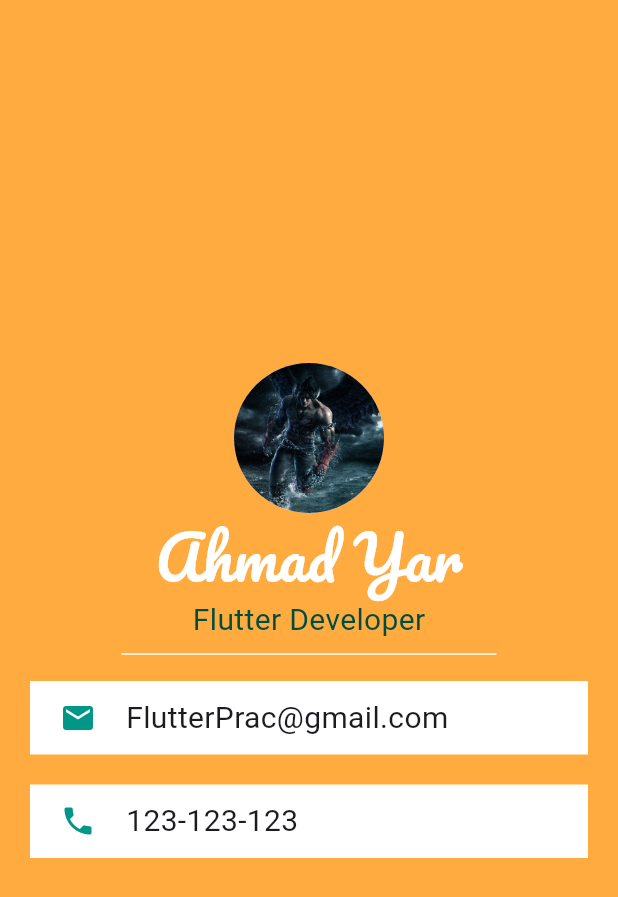
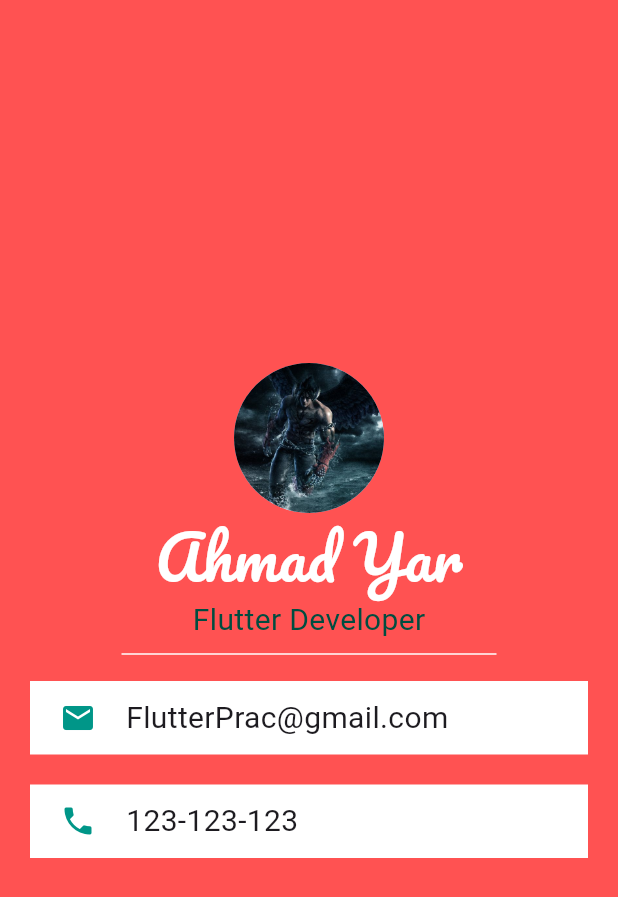
Before and after one commit to Ahmad163563/internship, a Flutter app: the screen it shows after launch, on a phone screen of 412 x 824 dp. Shown: the top 897 px of the screen. Run offline on Flutter 3.47's test engine with Material 3 defaults, Android fonts, the phone set to English and light mode, and no system bars; our stand-ins replace cloud_firestore, curved_navigation_bar, firebase_auth, firebase_core, image_picker, shimmer and 2 more; accounts and stored records are empty.

Commit message:
update color

```diff
--- a/lib/MyCard.dart
+++ b/lib/MyCard.dart
@@ -6,7 +6,7 @@ class Mycard extends StatelessWidget {
   @override
   Widget build(BuildContext context) {
     return Scaffold(
-      backgroundColor: Colors.orangeAccent,
+      backgroundColor: Colors.redAccent,
       body: SafeArea(
         child: Column(
           mainAxisAlignment: MainAxisAlignment.center,
```
